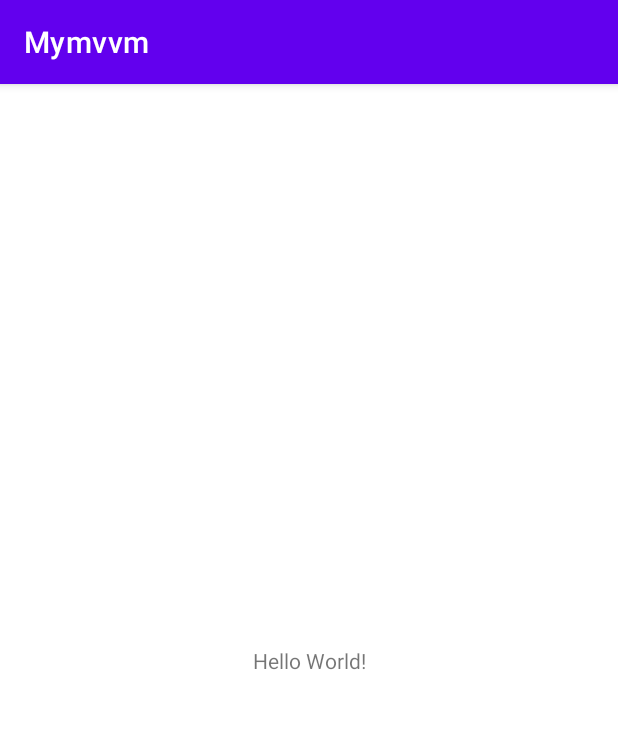
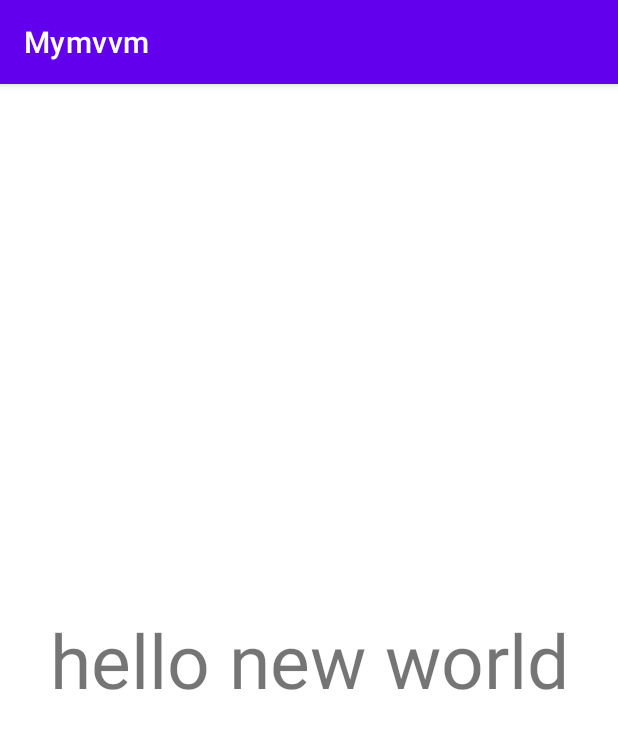
Before and after one commit to pjshin3/android_kotlin_mvvm_architecture, an Android app: the screen it shows after launch (MainActivity), on a phone screen of 412 x 824 dp. Shown: the top 729 px of the screen. Run offline under Robolectric (Android 15) with nearby library versions, the phone set to English and light mode, and no system bars; our stand-ins replace data binding.

Commit message:
navigation add, viewmodel add, inject add

```diff
--- a/app/src/main/AndroidManifest.xml
+++ b/app/src/main/AndroidManifest.xml
@@ -6,6 +6,7 @@
         android:allowBackup="true"
         android:icon="@mipmap/ic_launcher"
         android:label="@string/app_name"
+        android:name=".MyApplication"
         android:roundIcon="@mipmap/ic_launcher_round"
         android:supportsRtl="true"
         android:theme="@style/Theme.Mymvvm">
--- /dev/null
+++ b/app/src/main/java/com/example/mymvvm/HostFragment.kt
@@ -0,0 +1,28 @@
+package com.example.mymvvm
+
+import android.os.Bundle
+import android.util.Log
+import android.view.LayoutInflater
+import android.view.View
+import android.view.ViewGroup
+import androidx.fragment.app.Fragment
+import com.example.mymvvm.databinding.FragmentHostBinding
+import com.example.mymvvm.viewmodele.CommonViewModel
+import org.koin.android.ext.android.inject
+
+class HostFragment : Fragment() {
+
+    private lateinit var binding : FragmentHostBinding
+    private val viewmdoel by inject<CommonViewModel>()
+
+    override fun onCreateView(
+        inflater: LayoutInflater,
+        container: ViewGroup?,
+        savedInstanceState: Bundle?
+    ): View {
+        binding = FragmentHostBinding.inflate(inflater, container, false)
+        binding.textview.setOnClickListener { Log.e("philip","${viewmdoel.textChange()}") }
+
+        return binding.root
+    }
+}
--- a/app/src/main/java/com/example/mymvvm/MainActivity.kt
+++ b/app/src/main/java/com/example/mymvvm/MainActivity.kt
@@ -2,10 +2,13 @@ package com.example.mymvvm
 
 import androidx.appcompat.app.AppCompatActivity
 import android.os.Bundle
+import androidx.databinding.DataBindingUtil
+import com.example.mymvvm.databinding.ActivityMainBinding
 
 class MainActivity : AppCompatActivity() {
     override fun onCreate(savedInstanceState: Bundle?) {
         super.onCreate(savedInstanceState)
-        setContentView(R.layout.activity_main)
+
+        DataBindingUtil.setContentView<ActivityMainBinding>(this,R.layout.activity_main)
     }
 }
--- /dev/null
+++ b/app/src/main/java/com/example/mymvvm/MyApplication.kt
@@ -0,0 +1,18 @@
+package com.example.mymvvm
+
+import android.app.Application
+import com.example.mymvvm.di.viewmodelModule
+import org.koin.core.context.startKoin
+
+class MyApplication : Application() {
+    override fun onCreate() {
+        super.onCreate()
+        startKoin {
+            modules(
+                listOf(
+                    viewmodelModule
+                )
+            )
+        }
+    }
+}
--- /dev/null
+++ b/app/src/main/java/com/example/mymvvm/di/viewmodelmodule.kt
@@ -0,0 +1,9 @@
+package com.example.mymvvm.di
+
+import com.example.mymvvm.viewmodele.CommonViewModel
+import org.koin.androidx.viewmodel.dsl.viewModel
+import org.koin.dsl.module
+
+val viewmodelModule = module {
+    viewModel { CommonViewModel() }
+}
--- /dev/null
+++ b/app/src/main/java/com/example/mymvvm/viewmodele/CommonViewModel.kt
@@ -0,0 +1,9 @@
+package com.example.mymvvm.viewmodele
+
+import androidx.lifecycle.LiveData
+import androidx.lifecycle.MutableLiveData
+import androidx.lifecycle.ViewModel
+
+class CommonViewModel : ViewModel(){
+    fun textChange() = "WORLD NEW HELLO"
+}
--- a/app/src/main/res/layout/activity_main.xml
+++ b/app/src/main/res/layout/activity_main.xml
@@ -1,18 +1,15 @@
 <?xml version="1.0" encoding="utf-8"?>
-<androidx.constraintlayout.widget.ConstraintLayout xmlns:android="http://schemas.android.com/apk/res/android"
-    xmlns:app="http://schemas.android.com/apk/res-auto"
-    xmlns:tools="http://schemas.android.com/tools"
-    android:layout_width="match_parent"
-    android:layout_height="match_parent"
-    tools:context=".MainActivity">
 
-    <TextView
-        android:layout_width="wrap_content"
-        android:layout_height="wrap_content"
-        android:text="Hello World!"
-        app:layout_constraintBottom_toBottomOf="parent"
-        app:layout_constraintLeft_toLeftOf="parent"
-        app:layout_constraintRight_toRightOf="parent"
-        app:layout_constraintTop_toTopOf="parent" />
+<layout xmlns:android="http://schemas.android.com/apk/res/android"
+    xmlns:app="http://schemas.android.com/apk/res-auto">
 
-</androidx.constraintlayout.widget.ConstraintLayout>
+    <androidx.fragment.app.FragmentContainerView
+        android:id="@+id/nav_home"
+        android:name="androidx.navigation.fragment.NavHostFragment"
+        android:layout_width="match_parent"
+        android:layout_height="match_parent"
+        app:defaultNavHost="true"
+        app:navGraph="@navigation/nav_host"
+        />
+
+</layout>
--- /dev/null
+++ b/app/src/main/res/layout/fragment_host.xml
@@ -0,0 +1,17 @@
+<?xml version="1.0" encoding="utf-8"?>
+<layout xmlns:android="http://schemas.android.com/apk/res/android"
+    >
+
+    <LinearLayout
+        android:layout_width="match_parent"
+        android:layout_height="match_parent">
+        <TextView
+            android:id="@+id/textview"
+            android:gravity="center"
+            android:layout_width="match_parent"
+            android:layout_height="match_parent"
+            android:textSize="50sp"
+            android:text="hello new world"/>
+    </LinearLayout>
+
+</layout>
--- /dev/null
+++ b/app/src/main/res/navigation/nav_host.xml
@@ -0,0 +1,15 @@
+<?xml version="1.0" encoding="utf-8"?>
+<navigation xmlns:android="http://schemas.android.com/apk/res/android"
+    xmlns:app="http://schemas.android.com/apk/res-auto"
+    xmlns:tools="http://schemas.android.com/tools"
+    android:id="@+id/nav_host"
+    app:startDestination="@id/host_fragment"
+    >
+
+    <fragment
+        android:id="@+id/host_fragment"
+        android:name="com.example.mymvvm.HostFragment"
+        tools:layout="@layout/fragment_host">
+    </fragment>
+
+</navigation>
```
